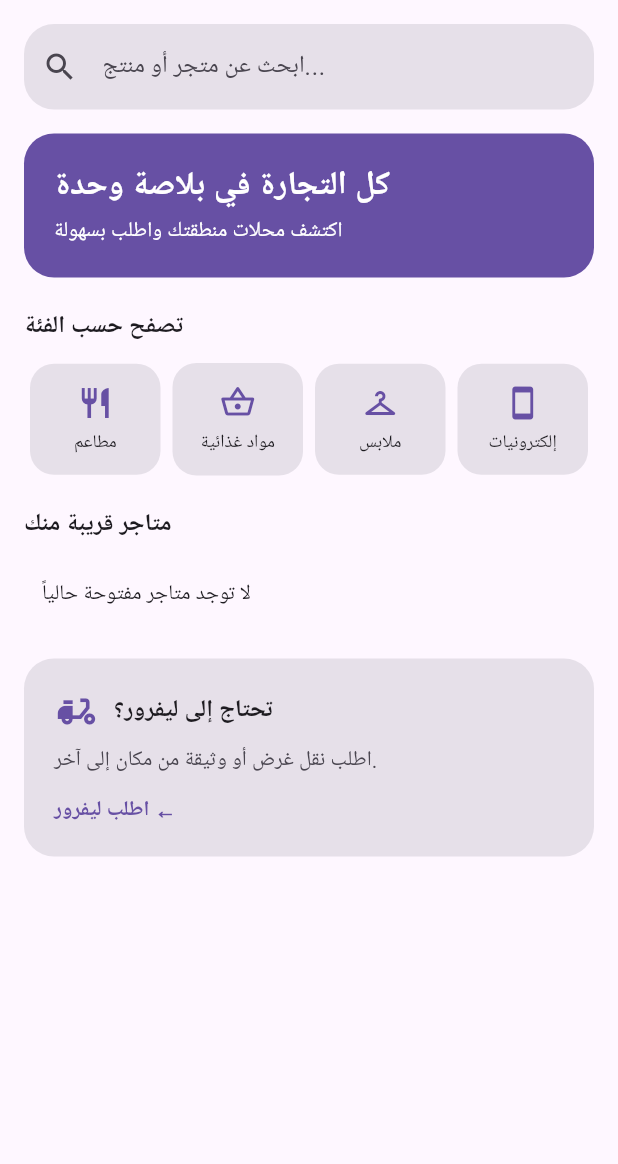
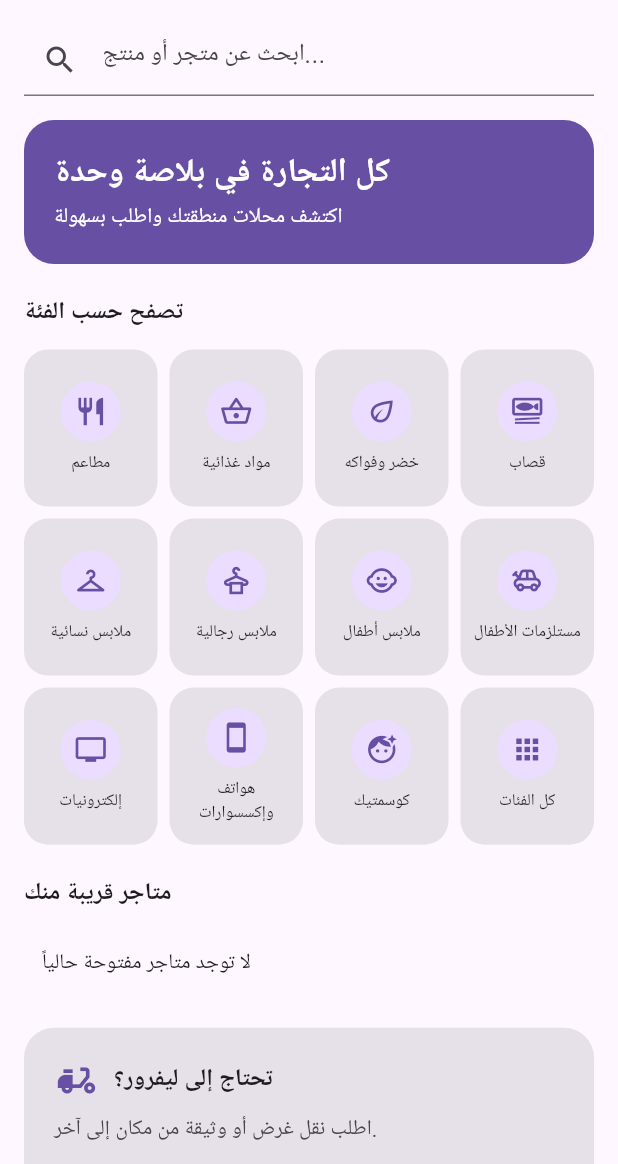
Before and after one commit to rachidhamoudi444-art/Tijaro, a Flutter app: the HomeTab widget shown alone on an empty page, opened directly with empty values, on a phone screen of 412 x 824 dp, the part 72-1236 px from its top. Run offline on Flutter 3.47's test engine with Material 3 defaults, Android fonts, the phone set to English and light mode, and no system bars; our stand-ins replace flutter_map, geolocator, latlong2, supabase_flutter; accounts and stored records are empty; network calls fail.

Commit message:
Apply theme/categories/phone validation code and fixed signing key
Co-Authored-By: Claude Sonnet 5.5 <noreply@anthropic.com>
Claude-Session: https://claude.ai/code/session_018c2UraWvQKU9MeAigwgEhn

```diff
--- a/mobile/lib/core/labels.dart
+++ b/mobile/lib/core/labels.dart
@@ -4,17 +4,7 @@ import 'package:flutter/material.dart';
 const appName = 'Tijaro';
 const appCity = 'تيبازة';
 
-const categoryLabels = {
-  'restaurant': 'مطاعم',
-  'vegetables': 'خضر وفواكه',
-  'butcher': 'قصابات',
-  'grocery': 'بقالة',
-  'clothing': 'ملابس',
-  'electronics': 'إلكترونيات',
-  'other': 'أخرى',
-};
-
-/// فئات الواجهة (كما في التصميم): كل فئة تجمع تصنيفات المتاجر.
+/// كل تصنيف متجر: (المفتاح، الاسم، الأيقونة). المفتاح يطابق قيد الجدول stores.category.
 class CategoryGroup {
   final String key;
   final String label;
@@ -24,11 +14,30 @@ class CategoryGroup {
 }
 
 const categoryGroups = [
-  CategoryGroup('restaurants', 'مطاعم', Icons.restaurant, ['restaurant']),
-  CategoryGroup('food', 'مواد غذائية', Icons.shopping_basket_outlined, ['vegetables', 'butcher', 'grocery']),
-  CategoryGroup('clothing', 'ملابس', Icons.checkroom, ['clothing']),
-  CategoryGroup('electronics', 'إلكترونيات', Icons.smartphone, ['electronics']),
+  CategoryGroup('restaurant', 'مطاعم', Icons.restaurant, ['restaurant']),
+  CategoryGroup('grocery', 'مواد غذائية', Icons.shopping_basket_outlined, ['grocery']),
+  CategoryGroup('vegetables', 'خضر وفواكه', Icons.eco_outlined, ['vegetables']),
+  CategoryGroup('butcher', 'قصاب', Icons.set_meal_outlined, ['butcher']),
+  CategoryGroup('women_clothing', 'ملابس نسائية', Icons.checkroom, ['women_clothing']),
+  CategoryGroup('men_clothing', 'ملابس رجالية', Icons.dry_cleaning_outlined, ['men_clothing']),
+  CategoryGroup('kids_clothing', 'ملابس أطفال', Icons.child_care, ['kids_clothing']),
+  CategoryGroup('kids_supplies', 'مستلزمات الأطفال', Icons.toys_outlined, ['kids_supplies']),
+  CategoryGroup('electronics', 'إلكترونيات', Icons.tv_outlined, ['electronics']),
+  CategoryGroup('phones', 'هواتف وإكسسوارات', Icons.smartphone, ['phones']),
+  CategoryGroup('cosmetics', 'كوسمتيك', Icons.face_retouching_natural, ['cosmetics']),
+  CategoryGroup('parapharmacy', 'شبه صيدلية', Icons.health_and_safety_outlined, ['parapharmacy']),
+  CategoryGroup('bakery', 'مخبزة وحلويات', Icons.bakery_dining_outlined, ['bakery']),
+  CategoryGroup('fish', 'أسماك', Icons.phishing_outlined, ['fish']),
+  CategoryGroup('stationery', 'مكتبة', Icons.menu_book_outlined, ['stationery']),
+  CategoryGroup('hardware', 'خردوات', Icons.hardware_outlined, ['hardware']),
+  CategoryGroup('household', 'أدوات منزلية', Icons.chair_outlined, ['household']),
+  CategoryGroup('gifts', 'هدايا وزهور', Icons.card_giftcard, ['gifts']),
+  CategoryGroup('auto_parts', 'قطع غيار السيارات', Icons.directions_car_outlined, ['auto_parts']),
+  CategoryGroup('pets', 'حيوانات أليفة', Icons.pets_outlined, ['pets']),
+  CategoryGroup('other', 'أخرى', Icons.more_horiz, ['other']),
 ];
+
+const categoryLabels = <String, String>{};
 
 CategoryGroup? groupByKey(String? key) {
   for (final g in categoryGroups) {
@@ -42,7 +51,7 @@ String groupLabelOf(dynamic category) {
   for (final g in categoryGroups) {
     if (g.categories.contains(category)) return g.label;
   }
-  return categoryLabels[category] ?? '';
+  return '';
 }
 
 const statusLabels = {
--- a/mobile/lib/customer/home_tab.dart
+++ b/mobile/lib/customer/home_tab.dart
@@ -88,14 +88,9 @@ class _HomeTabState extends State<HomeTab> {
               controller: _search,
               textInputAction: TextInputAction.search,
               onSubmitted: (q) => widget.onOpenStores(null, q.trim()),
-              decoration: InputDecoration(
+              decoration: const InputDecoration(
                 hintText: 'ابحث عن متجر أو منتج...',
-                prefixIcon: const Icon(Icons.search),
-                filled: true,
-                border: OutlineInputBorder(
-                  borderRadius: BorderRadius.circular(20),
-                  borderSide: BorderSide.none,
-                ),
+                prefixIcon: Icon(Icons.search),
               ),
             ),
             const SizedBox(height: 16),
@@ -119,30 +114,25 @@ class _HomeTabState extends State<HomeTab> {
             const SizedBox(height: 20),
             Text('تصفح حسب الفئة', style: text.titleMedium?.copyWith(fontWeight: FontWeight.bold)),
             const SizedBox(height: 12),
-            Row(
+            GridView.count(
+              crossAxisCount: 4,
+              shrinkWrap: true,
+              physics: const NeverScrollableScrollPhysics(),
+              mainAxisSpacing: 8,
+              crossAxisSpacing: 8,
+              childAspectRatio: 0.85,
               children: [
-                for (final g in categoryGroups)
-                  Expanded(
-                    child: Padding(
-                      padding: const EdgeInsets.symmetric(horizontal: 4),
-                      child: Material(
-                        color: scheme.surfaceContainerHighest,
-                        borderRadius: BorderRadius.circular(16),
-                        child: InkWell(
-                          borderRadius: BorderRadius.circular(16),
-                          onTap: () => widget.onOpenStores(g.key, ''),
-                          child: Padding(
-                            padding: const EdgeInsets.symmetric(vertical: 14),
-                            child: Column(children: [
-                              Icon(g.icon, color: scheme.primary),
-                              const SizedBox(height: 6),
-                              Text(g.label, style: text.bodySmall, textAlign: TextAlign.center),
-                            ]),
-                          ),
-                        ),
-                      ),
-                    ),
+                for (final g in categoryGroups.take(11))
+                  _CategoryTile(
+                    icon: g.icon,
+                    label: g.label,
+                    onTap: () => widget.onOpenStores(g.key, ''),
                   ),
+                _CategoryTile(
+                  icon: Icons.apps,
+                  label: 'كل الفئات',
+                  onTap: () => widget.onOpenStores(null, ''),
+                ),
               ],
             ),
             const SizedBox(height: 20),
@@ -209,3 +199,42 @@ class _HomeTabState extends State<HomeTab> {
     );
   }
 }
+
+class _CategoryTile extends StatelessWidget {
+  final IconData icon;
+  final String label;
+  final VoidCallback onTap;
+  const _CategoryTile({required this.icon, required this.label, required this.onTap});
+
+  @override
+  Widget build(BuildContext context) {
+    final scheme = Theme.of(context).colorScheme;
+    return Material(
+      color: scheme.surfaceContainerHighest,
+      borderRadius: BorderRadius.circular(16),
+      child: InkWell(
+        borderRadius: BorderRadius.circular(16),
+        onTap: onTap,
+        child: Padding(
+          padding: const EdgeInsets.all(6),
+          child: Column(
+            mainAxisAlignment: MainAxisAlignment.center,
+            children: [
+              CircleAvatar(
+                radius: 20,
+                backgroundColor: scheme.primaryContainer,
+                child: Icon(icon, color: scheme.primary, size: 22),
+              ),
+              const SizedBox(height: 6),
+              Text(label,
+                  maxLines: 2,
+                  textAlign: TextAlign.center,
+                  overflow: TextOverflow.ellipsis,
+                  style: Theme.of(context).textTheme.labelSmall),
+            ],
+          ),
+        ),
+      ),
+    );
+  }
+}
--- a/mobile/pubspec.yaml
+++ b/mobile/pubspec.yaml
@@ -16,6 +16,7 @@ dependencies:
   geolocator: ^13.0.2
   flutter_map: ^7.0.2
   latlong2: ^0.9.1
+  url_launcher: ^6.3.0
 
 dev_dependencies:
   flutter_test:
```
Also changed, not shown: mobile/lib/core/location.dart (+7 -0 lines), mobile/lib/core/location_picker.dart (+11 -2 lines), mobile/lib/core/phone.dart (added, +27 -0 lines), mobile/lib/core/theme.dart (added, +85 -0 lines), mobile/lib/courier/courier_home.dart (+22 -1 lines), mobile/lib/customer/store_screen.dart (+15 -0 lines), mobile/lib/login_screen.dart (+20 -7 lines), mobile/lib/main.dart (+4 -8 lines), 5 other files.
